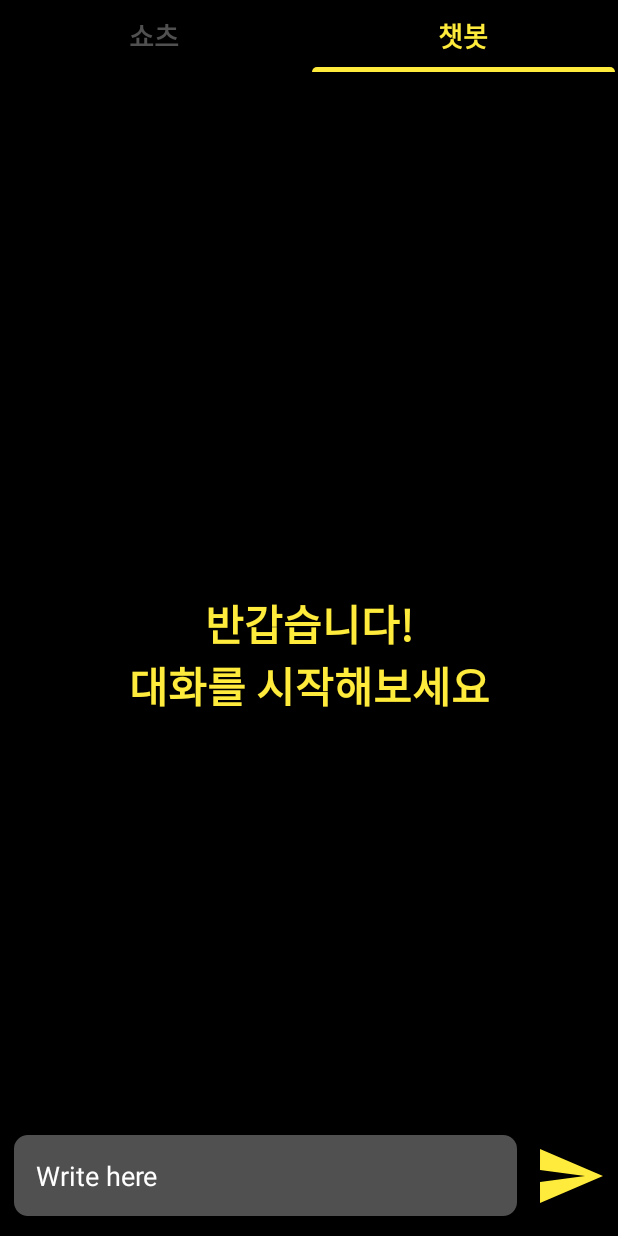
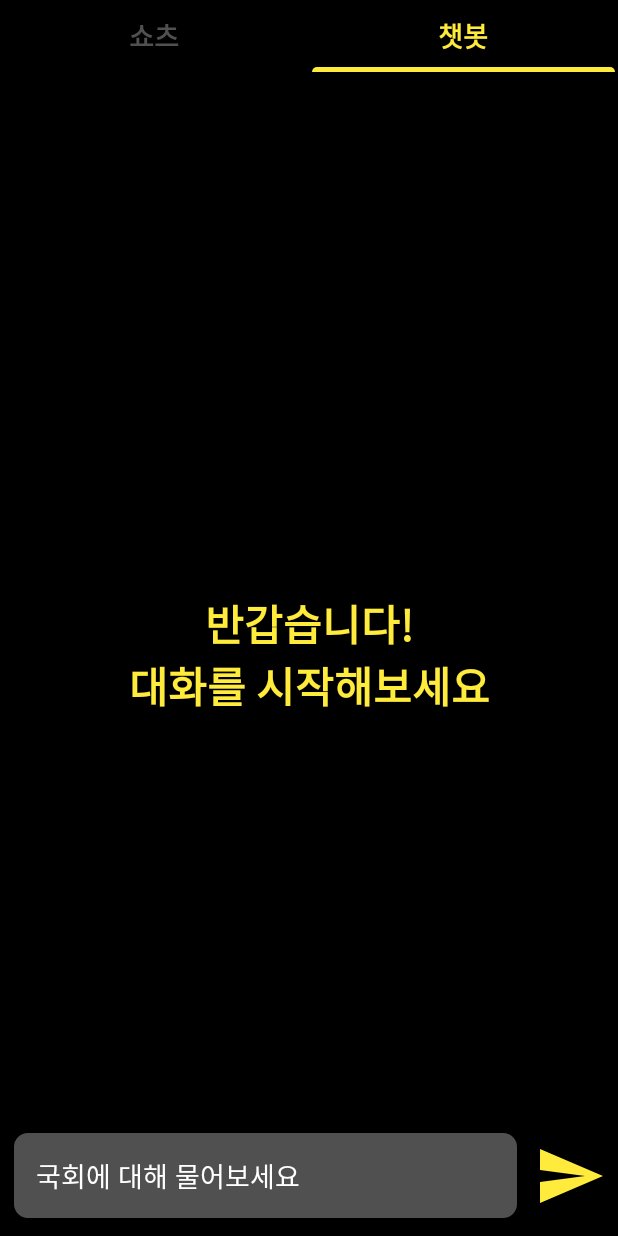
Before and after one commit to MTGR20/NA_DATA_2023_MERGED, an Android app: the screen it shows after launch (HomeActivity), tab 2 chosen, on a phone screen of 412 x 824 dp. Run offline under Robolectric (Android 15) with nearby library versions, the phone set to English and light mode, and no system bars.

Commit message:
Update about Accessibility & Details

```diff
--- a/app/src/main/AndroidManifest.xml
+++ b/app/src/main/AndroidManifest.xml
@@ -9,7 +9,7 @@
         android:allowBackup="true"
         android:dataExtractionRules="@xml/data_extraction_rules"
         android:fullBackupContent="@xml/backup_rules"
-        android:icon="@drawable/launcher"
+        android:icon="@drawable/launcher1"
         android:label="@string/app_name"
         android:roundIcon="@drawable/launcher2"
         android:supportsRtl="true"
--- a/app/src/main/java/com/example/na_data_2023_app/ChatActivity.java
+++ b/app/src/main/java/com/example/na_data_2023_app/ChatActivity.java
@@ -203,6 +203,15 @@ public class ChatActivity extends Fragment {
 //            callAPI(question);
 //            welcomeTextView.setVisibility(View.GONE);
 //        });
+
+        messageEditText.setOnTouchListener(new View.OnTouchListener() {
+            @Override
+            public boolean onTouch(View v, MotionEvent event) {
+
+                tts.speak("국회에 대해 물어보세요", TextToSpeech.QUEUE_FLUSH, null, null);
+                return false;
+            }
+        });
 
         sendButton.setOnClickListener(new View.OnClickListener() {
             @Override
--- a/app/src/main/java/com/example/na_data_2023_app/HomeActivity.java
+++ b/app/src/main/java/com/example/na_data_2023_app/HomeActivity.java
@@ -60,7 +60,7 @@ public class HomeActivity extends AppCompatActivity {
                 if (tab.getPosition() ==0) {
                     tts.speak("shorts 화면입니다.", TextToSpeech.QUEUE_FLUSH, null, null);
                 }else if (tab.getPosition() == 1){
-                    tts.speak("ChatBot 화면입니다.", TextToSpeech.QUEUE_FLUSH, null, null);
+                    tts.speak("ChatBot 화면입니다. 화면을 두 번 클릭해 대화를 시작해보세요.", TextToSpeech.QUEUE_FLUSH, null, null);
                 }
             }
             @Override
--- a/app/src/main/java/com/example/na_data_2023_app/ShortsActivity.java
+++ b/app/src/main/java/com/example/na_data_2023_app/ShortsActivity.java
@@ -85,8 +85,8 @@ public class ShortsActivity extends Fragment {
         Log.i("superdroid", "VideoActivity: onResume(): ");
         if (mVideoView != null && !mVideoView.isPlaying()) {
             mVideoView.seekTo(0);
-            mVideoView.start();
-            mVideoView.pause();
+//            mVideoView.start();
+//            mVideoView.pause();
             new Handler().postDelayed(new Runnable()
             {
                 @Override
@@ -94,7 +94,7 @@ public class ShortsActivity extends Fragment {
                 {
                     mVideoView.start();
                 }
-            }, 1800);
+            }, 1600);
         }
     }
 
--- a/app/src/main/res/layout/activity_chat.xml
+++ b/app/src/main/res/layout/activity_chat.xml
@@ -40,10 +40,11 @@
             android:layout_centerInParent="true"
             android:layout_toLeftOf="@id/send_btn"
             android:background="@drawable/rounded_corner"
-            android:hint="Write here"
+            android:hint="국회에 대해 물어보세요"
             android:textColorHint="@color/white"
             android:padding="16dp"
-            android:textColor="@color/white"/>
+            android:textColor="@color/white"
+            />
         <ImageButton
             android:layout_width="48dp"
             android:layout_height="48dp"
@@ -54,6 +55,7 @@
             android:padding="8dp"
             android:src="@drawable/baseline_send_24"
             android:background="?attr/selectableItemBackgroundBorderless"
+            android:contentDescription="전송"
             />
 
     </RelativeLayout>
--- a/app/src/main/res/layout/video_slider.xml
+++ b/app/src/main/res/layout/video_slider.xml
@@ -9,7 +9,8 @@
     <VideoView
         android:id="@+id/videoSlider"
         android:layout_width="match_parent"
-        android:layout_height="match_parent" />
+        android:layout_height="match_parent"
+        android:contentDescription="@string/video_description" />
 
 </LinearLayout>
 
--- a/app/src/main/res/values/strings.xml
+++ b/app/src/main/res/values/strings.xml
@@ -1,3 +1,4 @@
 <resources>
-    <string name="app_name">NA_DATA_2023_APP</string>
+    <string name="app_name">듣말국</string>
+    <string name="video_description">쇼츠 재생중. 다른 쇼츠를 재생하려면 두 손가락으로 위 아래로 스와이프하세요</string>
 </resources>
```
Also changed, not shown: app/src/main/res/drawable/launcher.png (deleted), app/src/main/res/drawable/launcher1.png (added), app/src/main/res/drawable/splash_dark2.png.
